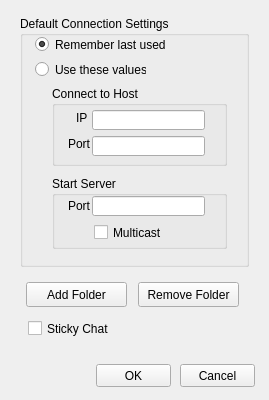
dpogue/CommAudio, file settings.ui: the form before one commit.
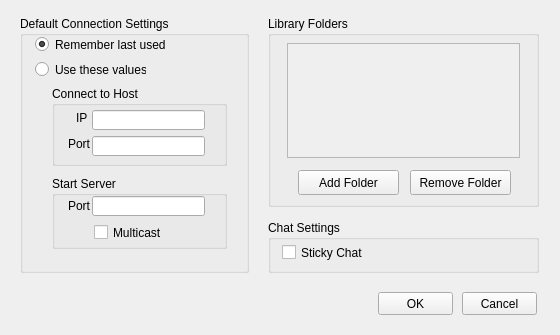
The form after the commit. Icons and pictures are not drawn.

Commit message: can remove music folders

What changed in the file:
```diff
--- a/settings.ui
+++ b/settings.ui
@@ -6,8 +6,8 @@
    <rect>
     <x>0</x>
     <y>0</y>
-    <width>269</width>
-    <height>400</height>
+    <width>560</width>
+    <height>335</height>
    </rect>
   </property>
   <property name="windowTitle">
@@ -20,8 +20,8 @@
   <widget class="QPushButton" name="okPushButton">
    <property name="geometry">
     <rect>
-     <x>96</x>
-     <y>364</y>
+     <x>378</x>
+     <y>292</y>
      <width>75</width>
      <height>23</height>
     </rect>
@@ -30,27 +30,11 @@
     <string>OK</string>
    </property>
   </widget>
-  <widget class="QCheckBox" name="stickyChatCheckBox">
-   <property name="geometry">
-    <rect>
-     <x>28</x>
-     <y>320</y>
-     <width>81</width>
-     <height>17</height>
-    </rect>
-   </property>
-   <property name="toolTip">
-    <string>Check to make the chat button a toggle button</string>
-   </property>
-   <property name="text">
-    <string>Sticky Chat</string>
-   </property>
-  </widget>
   <widget class="QPushButton" name="cancelPushButton">
    <property name="geometry">
     <rect>
-     <x>180</x>
-     <y>364</y>
+     <x>462</x>
+     <y>292</y>
      <width>75</width>
      <height>23</height>
     </rect>
@@ -59,26 +43,13 @@
     <string>Cancel</string>
    </property>
   </widget>
-  <widget class="QPushButton" name="addFolderPushButton">
-   <property name="geometry">
-    <rect>
-     <x>26</x>
-     <y>282</y>
-     <width>101</width>
-     <height>25</height>
-    </rect>
-   </property>
-   <property name="text">
-    <string>Add Folder</string>
-   </property>
-  </widget>
   <widget class="QGroupBox" name="groupBox">
    <property name="geometry">
     <rect>
      <x>20</x>
      <y>16</y>
      <width>229</width>
-     <height>251</height>
+     <height>257</height>
     </rect>
    </property>
    <property name="title">
@@ -222,24 +193,11 @@
     </widget>
    </widget>
   </widget>
-  <widget class="QPushButton" name="pushButton_2">
-   <property name="geometry">
-    <rect>
-     <x>138</x>
-     <y>282</y>
-     <width>101</width>
-     <height>25</height>
-    </rect>
-   </property>
-   <property name="text">
-    <string>Remove Folder</string>
-   </property>
-  </widget>
   <widget class="QLabel" name="errorLabel">
    <property name="geometry">
     <rect>
-     <x>6</x>
-     <y>354</y>
+     <x>108</x>
+     <y>294</y>
      <width>257</width>
      <height>16</height>
     </rect>
@@ -251,6 +209,97 @@
     <set>Qt::AlignCenter</set>
    </property>
   </widget>
+  <widget class="QGroupBox" name="groupBox_2">
+   <property name="geometry">
+    <rect>
+     <x>268</x>
+     <y>16</y>
+     <width>271</width>
+     <height>191</height>
+    </rect>
+   </property>
+   <property name="title">
+    <string>Library Folders</string>
+   </property>
+   <widget class="QPushButton" name="addFolderPushButton">
+    <property name="geometry">
+     <rect>
+      <x>30</x>
+      <y>154</y>
+      <width>101</width>
+      <height>25</height>
+     </rect>
+    </property>
+    <property name="text">
+     <string>Add Folder</string>
+    </property>
+   </widget>
+   <widget class="QPushButton" name="removeFolderPushButton">
+    <property name="geometry">
+     <rect>
+      <x>142</x>
+      <y>154</y>
+      <width>101</width>
+      <height>25</height>
+     </rect>
+    </property>
+    <property name="text">
+     <string>Remove Folder</string>
+    </property>
+   </widget>
+   <widget class="QScrollArea" name="folderScrollArea">
+    <property name="geometry">
+     <rect>
+      <x>19</x>
+      <y>27</y>
+      <width>233</width>
+      <height>115</height>
+     </rect>
+    </property>
+    <property name="widgetResizable">
+     <bool>true</bool>
+    </property>
+    <widget class="QWidget" name="scrollAreaWidgetContents">
+     <property name="geometry">
+      <rect>
+       <x>0</x>
+       <y>0</y>
+       <width>231</width>
+       <height>113</height>
+      </rect>
+     </property>
+    </widget>
+   </widget>
+  </widget>
+  <widget class="QGroupBox" name="groupBox_3">
+   <property name="geometry">
+    <rect>
+     <x>268</x>
+     <y>220</y>
+     <width>271</width>
+     <height>53</height>
+    </rect>
+   </property>
+   <property name="title">
+    <string>Chat Settings</string>
+   </property>
+   <widget class="QCheckBox" name="stickyChatCheckBox">
+    <property name="geometry">
+     <rect>
+      <x>14</x>
+      <y>24</y>
+      <width>81</width>
+      <height>17</height>
+     </rect>
+    </property>
+    <property name="toolTip">
+     <string>Check to make the chat button a toggle button</string>
+    </property>
+    <property name="text">
+     <string>Sticky Chat</string>
+    </property>
+   </widget>
+  </widget>
  </widget>
  <layoutdefault spacing="6" margin="11"/>
  <tabstops>
```
Left out of the diff: 2 changed lines with no effect on the pictures. The commit also changes 5 other files.
